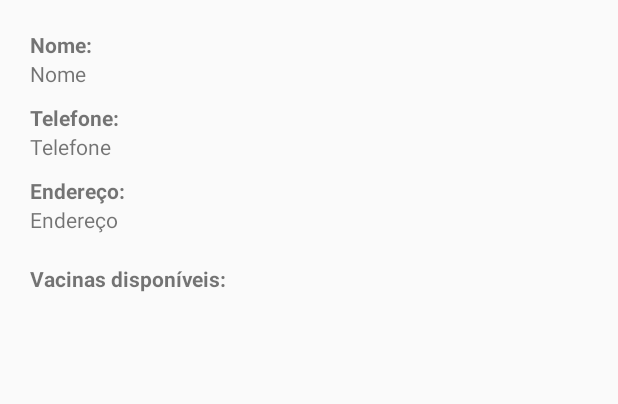
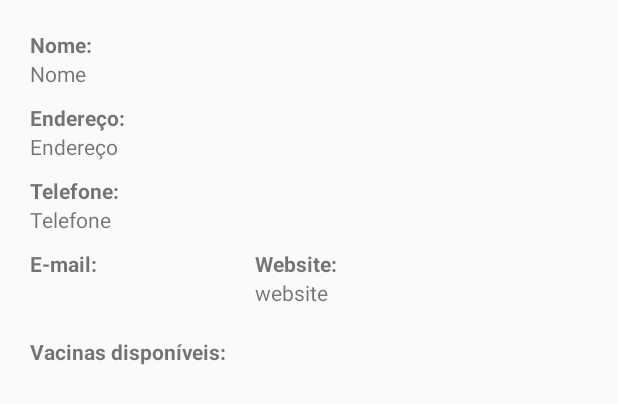
Before and after one commit to FelipeMariano/applica-android, an Android app: the layout fragment_unidade.xml on its own in the app's theme, with its tools: preview values and no code run, on a phone screen of 412 x 824 dp. Shown: the top 404 px of the screen. Run offline under Robolectric (Android 15) with nearby library versions, the phone set to English and light mode, and no system bars.

Commit message:
Adds nome n sobrenome to user and set some data to unidades

```diff
--- a/app/src/main/java/br/com/app/applica/MainNavActivity.java
+++ b/app/src/main/java/br/com/app/applica/MainNavActivity.java
@@ -139,7 +139,7 @@ public class MainNavActivity extends AppCompatActivity
         TextView nome = (TextView) findViewById(R.id.nav_header_name);
         TextView email = (TextView) findViewById(R.id.nav_header_email);
 
-        nome.setText("Alpha Test");
+        nome.setText(CURRENT_USER.getFullName());
         email.setText(CURRENT_USER.getEmail());
         //getMenuInflater().inflate(R.menu.main_nav, menu);
         }
--- a/app/src/main/java/br/com/app/applica/fragment/UnidadeFragment.java
+++ b/app/src/main/java/br/com/app/applica/fragment/UnidadeFragment.java
@@ -59,9 +59,15 @@ public class UnidadeFragment extends Fragment {
     private void setUnidade(View view, Unidade unidade){
         TextView nome = (TextView) view.findViewById(R.id.unidade_nome);
         TextView endereco = (TextView) view.findViewById(R.id.unidade_endereco);
+        TextView telefone = (TextView) view.findViewById(R.id.unidade_tel);
+        TextView email = (TextView) view.findViewById(R.id.unidade_email);
+        TextView website = (TextView) view.findViewById(R.id.unidade_website);
 
         nome.setText(unidade.getNome());
         endereco.setText(unidade.getLocation().getAddress());
+        telefone.setText(unidade.getTelefone());
+        email.setText(unidade.getEmail());
+        website.setText(unidade.getWebsite());
 
         ArrayAdapter adapter = new ArrayAdapter<String>(navActivity, R.layout.vacina_unidade_item, unidade.getVacinas());
 
--- a/app/src/main/res/layout/fragment_unidade.xml
+++ b/app/src/main/res/layout/fragment_unidade.xml
@@ -24,12 +24,28 @@
                 android:layout_width="200dp"
                 android:layout_height="wrap_content" />
 
+            <TextView
+                android:text="Endereço:"
+                android:id="@+id/label_unidade_endco"
+                android:layout_alignStart="@+id/unidade_nome"
+                android:layout_below="@+id/unidade_nome"
+                android:layout_marginTop="10dp"
+                android:layout_height="wrap_content"
+                android:layout_width="wrap_content"
+                android:textStyle="bold"/>
+            <TextView
+                android:text="Endereço"
+                android:id="@+id/unidade_endereco"
 
+                android:layout_alignStart="@+id/label_unidade_endco"
+                android:layout_below="@+id/label_unidade_endco"
+                android:layout_width="wrap_content"
+                android:layout_height="wrap_content" />
 
             <TextView
                 android:text="Telefone:"
                 android:id="@+id/label_unidade_tel"
-                android:layout_below="@+id/unidade_nome"
+                android:layout_below="@+id/unidade_endereco"
                 android:layout_height="wrap_content"
                 android:layout_width="wrap_content"
                 android:layout_marginTop="10dp"
@@ -42,21 +58,36 @@
                 android:layout_width="wrap_content"
                 android:layout_height="wrap_content" />
 
+
             <TextView
-                android:text="Endereço:"
-                android:id="@+id/label_unidade_endco"
-                android:layout_alignStart="@+id/unidade_tel"
+                android:text="E-mail:"
+                android:id="@+id/label_unidade_email"
                 android:layout_below="@+id/unidade_tel"
+                android:layout_height="wrap_content"
+                android:layout_width="150dp"
                 android:layout_marginTop="10dp"
+                android:textStyle="bold"/>
+            <TextView
+                android:id="@+id/unidade_email"
+                android:layout_alignStart="@+id/label_unidade_email"
+                android:layout_below="@+id/label_unidade_email"
+                android:layout_width="wrap_content"
+                android:layout_height="wrap_content" />
+
+            <TextView
+                android:text="Website:"
+                android:id="@+id/label_unidade_website"
+                android:layout_toEndOf="@+id/label_unidade_email"
+                android:layout_alignBaseline="@+id/label_unidade_email"
                 android:layout_height="wrap_content"
                 android:layout_width="wrap_content"
                 android:textStyle="bold"/>
             <TextView
-                android:text="Endereço"
-                android:id="@+id/unidade_endereco"
-
-                android:layout_alignStart="@+id/label_unidade_endco"
-                android:layout_below="@+id/label_unidade_endco"
+                android:id="@+id/unidade_website"
+                android:text="website"
+                android:layout_alignStart="@+id/label_unidade_website"
+                android:layout_below="@+id/label_unidade_website"
+                android:layout_alignBaseline="@+id/unidade_email"
                 android:layout_width="wrap_content"
                 android:layout_height="wrap_content" />
         </RelativeLayout>
```
Also changed, not shown: app/src/main/java/br/com/app/applica/entitity/Unidade.java (+39 -0 lines), app/src/main/java/br/com/app/applica/entitity/User.java (+26 -243 lines).
